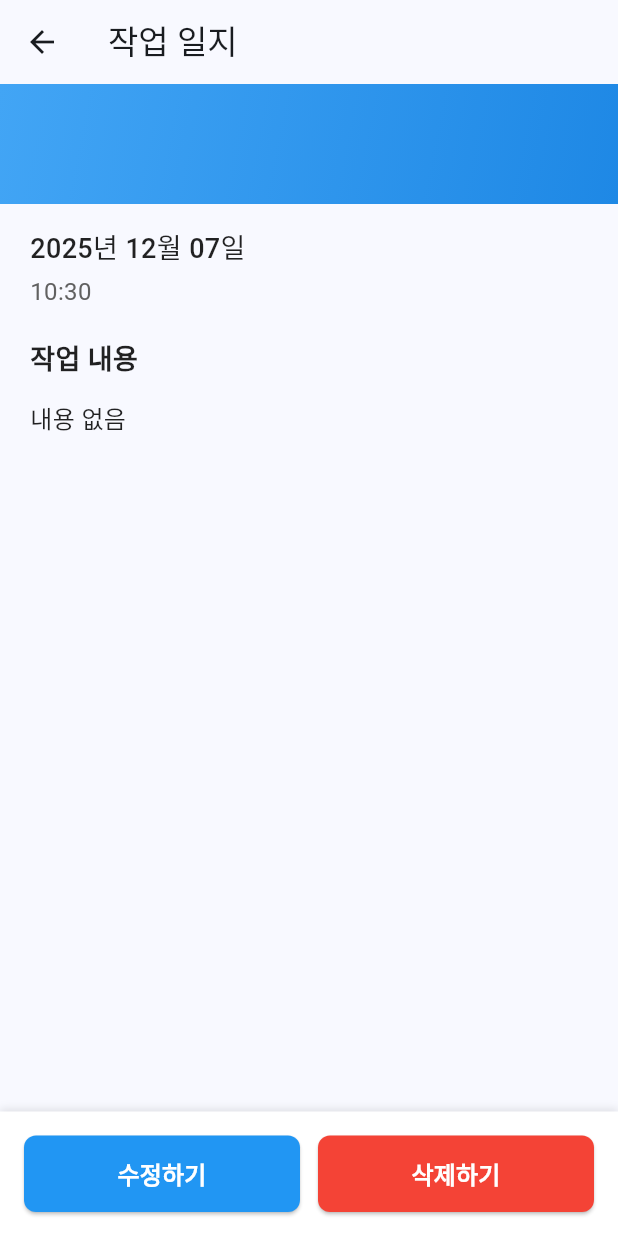
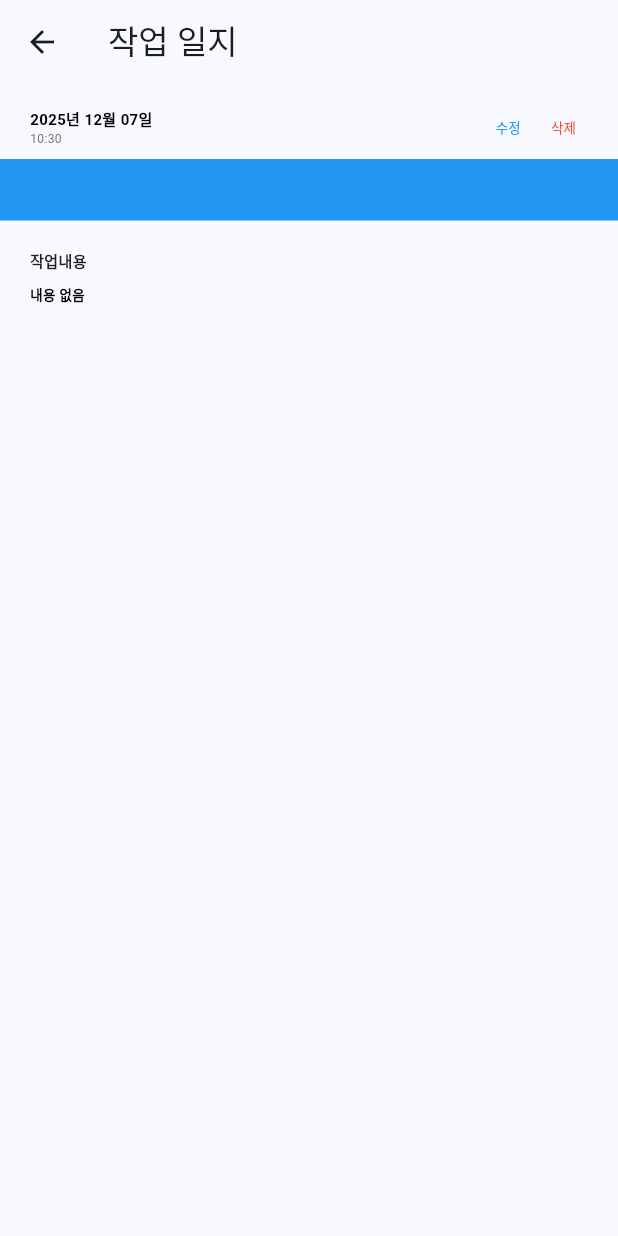
Before and after one commit to hwani1103/log_it, a Flutter app: the WorkLogDetailScreen screen opened directly with empty values, on a phone screen of 412 x 824 dp. Run offline on Flutter 3.47's test engine with Material 3 defaults, Android fonts, the phone set to English and light mode, and no system bars; our stand-ins replace cached_network_image, cloud_firestore, firebase_auth, firebase_core, firebase_storage, google_sign_in and 2 more; accounts and stored records are empty.

Commit message:
Simplify work log detail screen UI
- Compact header layout:
  - Date (10pt, bold black) and time (8pt, gray) on left
  - "수정", "삭제" text buttons (9pt) on right

- Equipment name: blue background, white text (12pt)
- Content label: "작업내용" (10pt)
- Content text: bold, 9pt
- Removed bottom button container for cleaner design

```diff
--- a/lib/screens/work_log_detail_screen.dart
+++ b/lib/screens/work_log_detail_screen.dart
@@ -166,64 +166,97 @@ class _WorkLogDetailScreenState extends State<WorkLogDetailScreen> {
 
   @override
   Widget build(BuildContext context) {
-    final dateOnlyStr = DateFormat('yyyy년 MM월 dd일').format(widget.workLog.createdAt);
+    final dateStr = DateFormat('yyyy년 MM월 dd일').format(widget.workLog.createdAt);
     final timeStr = DateFormat('HH:mm').format(widget.workLog.createdAt);
 
     return Scaffold(
       appBar: AppBar(
         title: const Text('작업 일지'),
       ),
-      body: Column(
-        children: [
-          Expanded(
-            child: SingleChildScrollView(
+      body: SingleChildScrollView(
         child: Column(
           crossAxisAlignment: CrossAxisAlignment.start,
           children: [
-                  // 헤더 정보 - 설비명만 파란색 카드
+            // 날짜, 시간, 수정/삭제 버튼
+            Padding(
+              padding: const EdgeInsets.fromLTRB(20, 16, 20, 8),
+              child: Row(
+                mainAxisAlignment: MainAxisAlignment.spaceBetween,
+                crossAxisAlignment: CrossAxisAlignment.center,
+                children: [
+                  // 날짜와 시간
+                  Column(
+                    crossAxisAlignment: CrossAxisAlignment.start,
+                    children: [
+                      Text(
+                        dateStr,
+                        style: const TextStyle(
+                          fontSize: 10,
+                          fontWeight: FontWeight.bold,
+                          color: Colors.black,
+                        ),
+                      ),
+                      Text(
+                        timeStr,
+                        style: TextStyle(
+                          fontSize: 8,
+                          color: Colors.grey.shade600,
+                        ),
+                      ),
+                    ],
+                  ),
+                  // 수정/삭제 버튼
+                  Row(
+                    children: [
+                      TextButton(
+                        onPressed: _editWorkLog,
+                        style: TextButton.styleFrom(
+                          minimumSize: Size.zero,
+                          padding: const EdgeInsets.symmetric(horizontal: 8, vertical: 4),
+                          tapTargetSize: MaterialTapTargetSize.shrinkWrap,
+                        ),
+                        child: const Text(
+                          '수정',
+                          style: TextStyle(
+                            fontSize: 9,
+                            color: Colors.blue,
+                          ),
+                        ),
+                      ),
+                      const SizedBox(width: 4),
+                      TextButton(
+                        onPressed: _deleteWorkLog,
+                        style: TextButton.styleFrom(
+                          minimumSize: Size.zero,
+                          padding: const EdgeInsets.symmetric(horizontal: 8, vertical: 4),
+                          tapTargetSize: MaterialTapTargetSize.shrinkWrap,
+                        ),
+                        child: const Text(
+                          '삭제',
+                          style: TextStyle(
+                            fontSize: 9,
+                            color: Colors.red,
+                          ),
+                        ),
+                      ),
+                    ],
+                  ),
+                ],
+              ),
+            ),
+
+            // 설비명 - 파란 배경
             Container(
               width: double.infinity,
-                    padding: const EdgeInsets.all(20),
-                    decoration: BoxDecoration(
-                      gradient: LinearGradient(
-                        colors: [Colors.blue.shade400, Colors.blue.shade600],
-                        begin: Alignment.topLeft,
-                        end: Alignment.bottomRight,
-                      ),
-                    ),
+              padding: const EdgeInsets.symmetric(horizontal: 20, vertical: 12),
+              color: Colors.blue,
               child: Text(
                 widget.workLog.equipmentName,
                 style: const TextStyle(
-                        fontSize: 28,
+                  fontSize: 12,
                   fontWeight: FontWeight.bold,
                   color: Colors.white,
                 ),
-                    ),
-                  ),
-
-                  // 날짜와 시간 - 검정색 글씨
-                  Padding(
-                    padding: const EdgeInsets.fromLTRB(20, 16, 20, 0),
-                    child: Column(
-                      crossAxisAlignment: CrossAxisAlignment.start,
-                      children: [
-                        Text(
-                          dateOnlyStr,
-                          style: const TextStyle(
-                            fontSize: 18,
-                            fontWeight: FontWeight.w500,
-                            color: Colors.black87,
-                          ),
-                        ),
-                        const SizedBox(height: 4),
-                        Text(
-                          timeStr,
-                          style: TextStyle(
-                            fontSize: 16,
-                            color: Colors.grey.shade700,
-                          ),
-                        ),
-                      ],
               ),
             ),
 
@@ -234,22 +267,23 @@ class _WorkLogDetailScreenState extends State<WorkLogDetailScreen> {
                 crossAxisAlignment: CrossAxisAlignment.start,
                 children: [
                   const Text(
-                          '작업 내용',
+                    '작업내용',
                     style: TextStyle(
-                            fontSize: 18,
+                      fontSize: 10,
                       fontWeight: FontWeight.bold,
                       color: Colors.black87,
                     ),
                   ),
-                        const SizedBox(height: 12),
+                  const SizedBox(height: 8),
                   Text(
                     widget.workLog.content.isNotEmpty
                         ? widget.workLog.content
                         : '내용 없음',
                     style: const TextStyle(
-                            fontSize: 16,
+                      fontSize: 9,
+                      fontWeight: FontWeight.bold,
                       height: 1.6,
-                            color: Colors.black87,
+                      color: Colors.black,
                     ),
                   ),
                 ],
@@ -268,7 +302,7 @@ class _WorkLogDetailScreenState extends State<WorkLogDetailScreen> {
                     const Text(
                       '첨부 파일',
                       style: TextStyle(
-                              fontSize: 18,
+                        fontSize: 10,
                         fontWeight: FontWeight.bold,
                         color: Colors.black87,
                       ),
@@ -338,69 +372,6 @@ class _WorkLogDetailScreenState extends State<WorkLogDetailScreen> {
           ],
         ),
       ),
-          ),
-
-          // 수정하기, 삭제하기 버튼
-          Container(
-            padding: const EdgeInsets.all(16),
-            decoration: BoxDecoration(
-              color: Colors.white,
-              boxShadow: [
-                BoxShadow(
-                  color: Colors.black.withOpacity(0.1),
-                  blurRadius: 4,
-                  offset: const Offset(0, -2),
-                ),
-              ],
-            ),
-            child: Row(
-              children: [
-                Expanded(
-                  child: ElevatedButton(
-                    onPressed: _editWorkLog,
-                    style: ElevatedButton.styleFrom(
-                      backgroundColor: Colors.blue,
-                      foregroundColor: Colors.white,
-                      padding: const EdgeInsets.symmetric(vertical: 14),
-                      shape: RoundedRectangleBorder(
-                        borderRadius: BorderRadius.circular(8),
-                      ),
-                    ),
-                    child: const Text(
-                      '수정하기',
-                      style: TextStyle(
-                        fontSize: 16,
-                        fontWeight: FontWeight.bold,
-                      ),
-                    ),
-                  ),
-                ),
-                const SizedBox(width: 12),
-                Expanded(
-                  child: ElevatedButton(
-                    onPressed: _deleteWorkLog,
-                    style: ElevatedButton.styleFrom(
-                      backgroundColor: Colors.red,
-                      foregroundColor: Colors.white,
-                      padding: const EdgeInsets.symmetric(vertical: 14),
-                      shape: RoundedRectangleBorder(
-                        borderRadius: BorderRadius.circular(8),
-                      ),
-                    ),
-                    child: const Text(
-                      '삭제하기',
-                      style: TextStyle(
-                        fontSize: 16,
-                        fontWeight: FontWeight.bold,
-                      ),
-                    ),
-                  ),
-                ),
-              ],
-            ),
-          ),
-        ],
-      ),
     );
   }
 }
```
Lines whose indentation alone changed are shown as unchanged.
